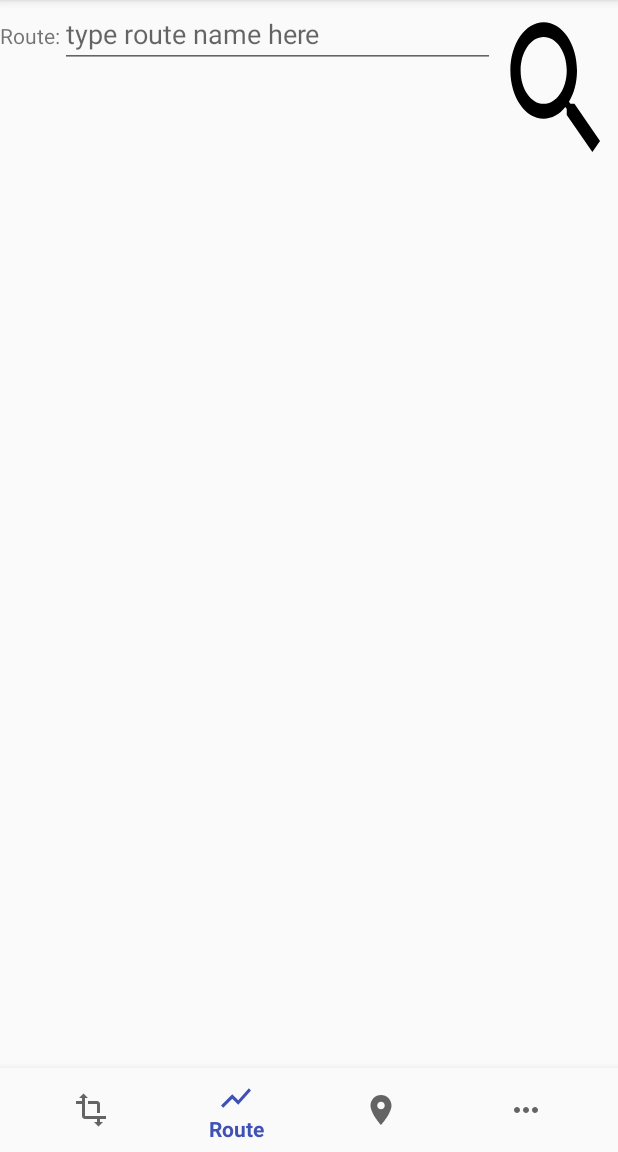
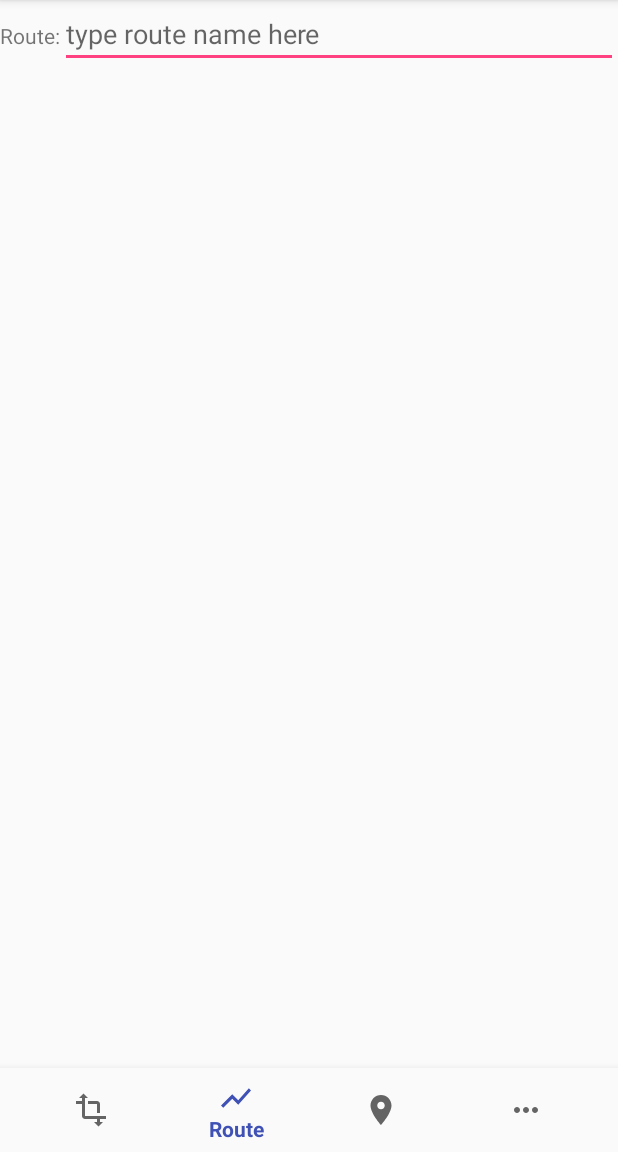
Before and after one commit to hunterMG/Bus-Inquiry, an Android app: the screen it shows after launch (MainActivity), item 2 of the bottom bar chosen, on a phone screen of 412 x 824 dp, the part 84-1236 px from its top. Run offline under Robolectric (Android 15) with nearby library versions, the phone set to English and light mode, and no system bars; our stand-ins replace Volley.

Commit message:
Function: route query finished.

```diff
--- a/Bus_Inquiry/app/src/main/res/layout/fragment_route.xml
+++ b/Bus_Inquiry/app/src/main/res/layout/fragment_route.xml
@@ -29,17 +29,12 @@
                         android:id="@+id/et_route"
                         android:layout_width="match_parent"
                         android:layout_height="wrap_content"
-                        android:hint="@string/et_route_hint"/>
+                        android:hint="@string/et_route_hint" android:singleLine="true"
+                        android:imeOptions="actionSearch"/>
 
             </LinearLayout>
 
         </LinearLayout>
-        <Button
-                android:layout_width="match_parent"
-                android:layout_height="match_parent"
-                android:layout_weight="4"
-                android:id="@+id/btn_search_route"
-                android:background="@drawable/search_btn_selector"/>
 
     </LinearLayout>
     <LinearLayout
@@ -47,6 +42,10 @@
             android:layout_height="match_parent"
             android:layout_weight="1">
 
+        <ExpandableListView
+                android:layout_width="match_parent"
+                android:layout_height="wrap_content"
+                android:id="@+id/route_ExpandableListView"/>
     </LinearLayout>
 
 </LinearLayout>
--- a/Bus_Inquiry/app/src/main/res/values/strings.xml
+++ b/Bus_Inquiry/app/src/main/res/values/strings.xml
@@ -16,4 +16,8 @@
     <string name="ev_stop_hint">type stop name here</string>
     <string name="toast_route_succeed">Route query succeeded.</string>
     <string name="toast_route_fail">Route query failed.</string>
+    <string name="toast_0_route">No result found. Change the route name and search again.</string>
+    <string name="price">Price: ¥</string>
+    <string name="start_time">Strart Time: </string>
+    <string name="end_time">End Time: </string>
 </resources>
```
Also changed, not shown: Bus_Inquiry/app/src/main/java/top/ygdays/bus_inquiry/data/Route.java (added, +41 -0 lines), Bus_Inquiry/app/src/main/java/top/ygdays/bus_inquiry/fragment/RouteFragment.java (+135 -18 lines).
